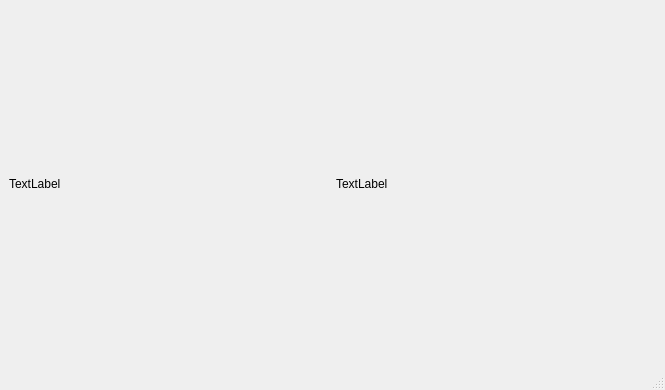
KoteAnimen/Thresholding, file mainwindow.ui: the form before one commit.
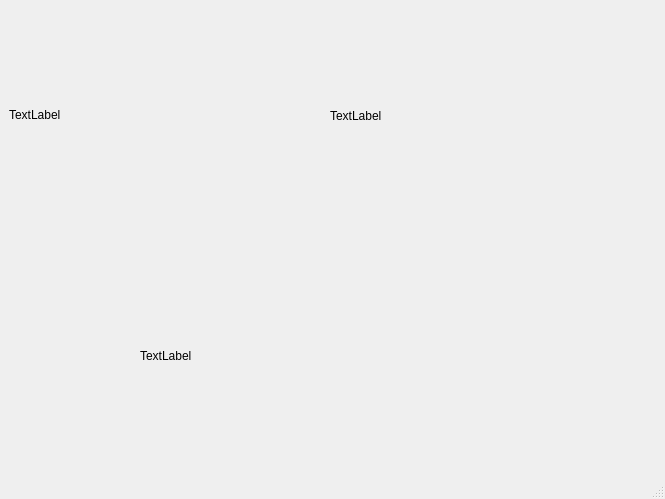
The form after the commit.

The edit to the form file:
```diff
--- a/mainwindow.ui
+++ b/mainwindow.ui
@@ -7,29 +7,52 @@
     <x>0</x>
     <y>0</y>
     <width>665</width>
-    <height>390</height>
+    <height>499</height>
    </rect>
   </property>
   <property name="windowTitle">
    <string>MainWindow</string>
   </property>
   <widget class="QWidget" name="centralwidget">
-   <layout class="QHBoxLayout" name="horizontalLayout">
-    <item>
      <widget class="QLabel" name="screen1">
+    <property name="geometry">
+     <rect>
+      <x>9</x>
+      <y>9</y>
+      <width>311</width>
+      <height>211</height>
+     </rect>
+    </property>
       <property name="text">
        <string>TextLabel</string>
       </property>
      </widget>
-    </item>
-    <item>
      <widget class="QLabel" name="screen2">
+    <property name="geometry">
+     <rect>
+      <x>330</x>
+      <y>10</y>
+      <width>321</width>
+      <height>211</height>
+     </rect>
+    </property>
       <property name="text">
        <string>TextLabel</string>
       </property>
      </widget>
-    </item>
-   </layout>
+   <widget class="QLabel" name="screen3">
+    <property name="geometry">
+     <rect>
+      <x>140</x>
+      <y>240</y>
+      <width>341</width>
+      <height>231</height>
+     </rect>
+    </property>
+    <property name="text">
+     <string>TextLabel</string>
+    </property>
+   </widget>
   </widget>
   <widget class="QMenuBar" name="menubar">
    <property name="geometry">
```
Lines whose indentation alone changed are shown as unchanged.
